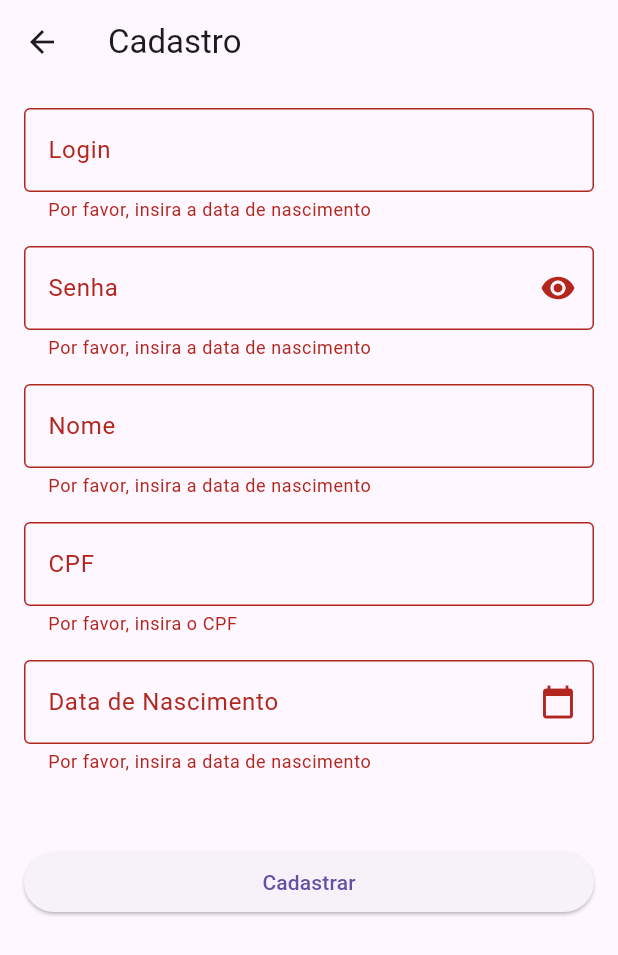
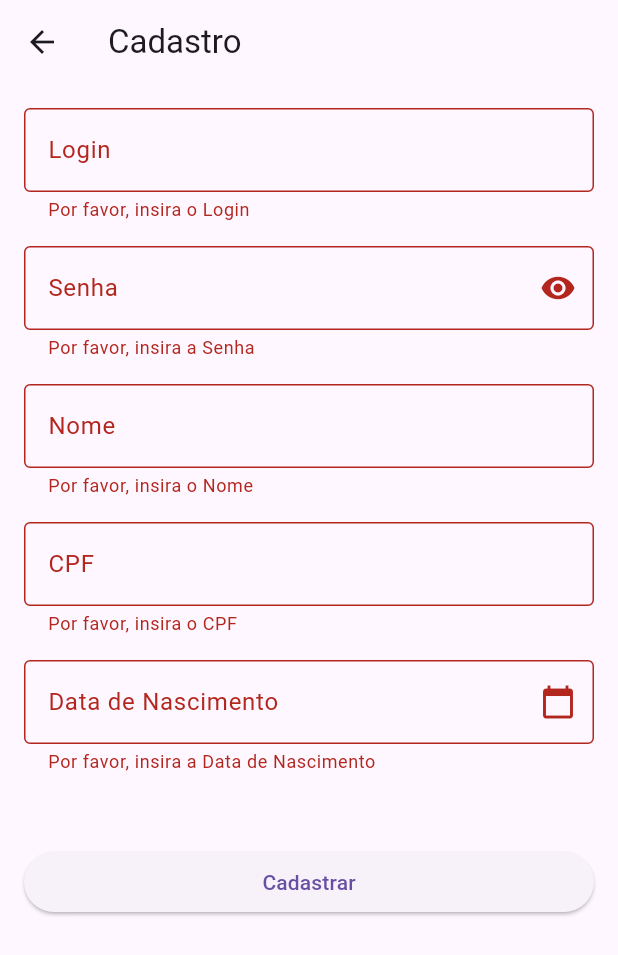
Before and after one commit to MatheusMed/app_secretaria_do_estado_de_goias_case, a Flutter app: the CadastroScreen screen opened directly, after a tap on "Cadastrar", on a phone screen of 412 x 824 dp. Shown: the top 955 px of the screen. Run offline on Flutter 3.47's test engine with Material 3 defaults, Android fonts, the phone set to English and light mode, and no system bars; our stand-ins replace sqflite; accounts and stored records are empty.

Commit message:
fix: string name textForm

```diff
--- a/analysis_options.yaml
+++ b/analysis_options.yaml
@@ -1 +1,4 @@
 include: package:flutter_lints/flutter.yaml
+analyzer:
+  errors:
+    must_be_immutable: ignore
--- a/lib/src/pages/cadastro/cadastro_screen.dart
+++ b/lib/src/pages/cadastro/cadastro_screen.dart
@@ -16,6 +16,7 @@ class CadastroScreen extends StatefulWidget {
 
 class _CadastroScreenState extends State<CadastroScreen> {
   final cadastroController = CadastroController();
+
   final TextEditingController nomeController = TextEditingController();
   final TextEditingController cpfController = TextEditingController();
   final TextEditingController dataNascController = TextEditingController();
@@ -52,6 +53,7 @@ class _CadastroScreenState extends State<CadastroScreen> {
             children: [
               TextFormWidget(
                 controller: loginController,
+                labelError: "o Login",
                 labelText: 'Login',
               ),
               const SizedBox(height: 16.0),
@@ -60,6 +62,7 @@ class _CadastroScreenState extends State<CadastroScreen> {
                   builder: (context, osbcure, _) {
                     return TextFormWidget(
                       controller: senhaController,
+                      labelError: "a Senha",
                       labelText: 'Senha',
                       obscureText: osbcure,
                       suffixIcon: IconButton(
@@ -76,6 +79,7 @@ class _CadastroScreenState extends State<CadastroScreen> {
               const SizedBox(height: 16.0),
               TextFormWidget(
                 controller: nomeController,
+                labelError: "o Nome",
                 labelText: "Nome",
               ),
               const SizedBox(height: 16.0),
@@ -101,6 +105,7 @@ class _CadastroScreenState extends State<CadastroScreen> {
               const SizedBox(height: 16.0),
               TextFormWidget(
                 controller: dataNascController,
+                labelError: "a Data de Nascimento",
                 isReadOnly: true,
                 labelText: 'Data de Nascimento',
                 suffixIcon: IconButton(
--- a/lib/src/utils/text_form_widget.dart
+++ b/lib/src/utils/text_form_widget.dart
@@ -6,6 +6,7 @@ class TextFormWidget extends StatelessWidget {
   final Widget? suffixIcon;
   bool obscureText;
   final String? labelText;
+  final String labelError;
   bool isReadOnly;
   TextFormWidget({
     super.key,
@@ -14,6 +15,7 @@ class TextFormWidget extends StatelessWidget {
     this.obscureText = false,
     required this.labelText,
     this.isReadOnly = false,
+    required this.labelError,
   });
 
   @override
@@ -28,7 +30,7 @@ class TextFormWidget extends StatelessWidget {
       ),
       validator: (value) {
         if (value == null || value.isEmpty) {
-          return 'Por favor, insira a data de nascimento';
+          return 'Por favor, insira $labelError';
         }
         return null;
       },
```
